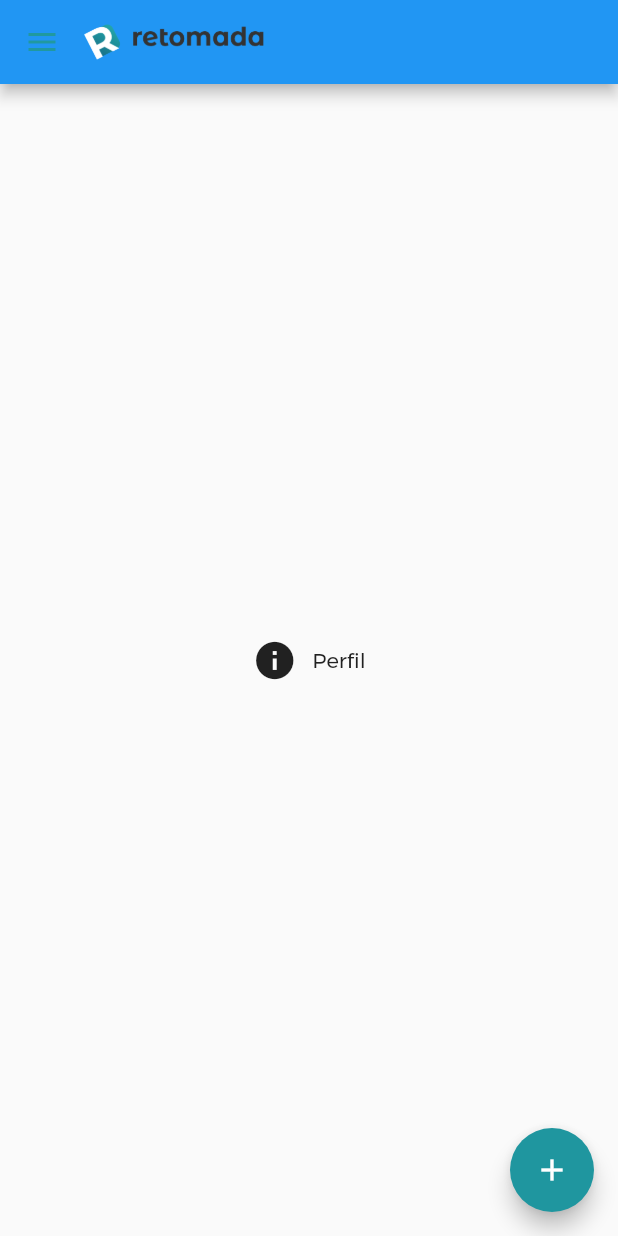
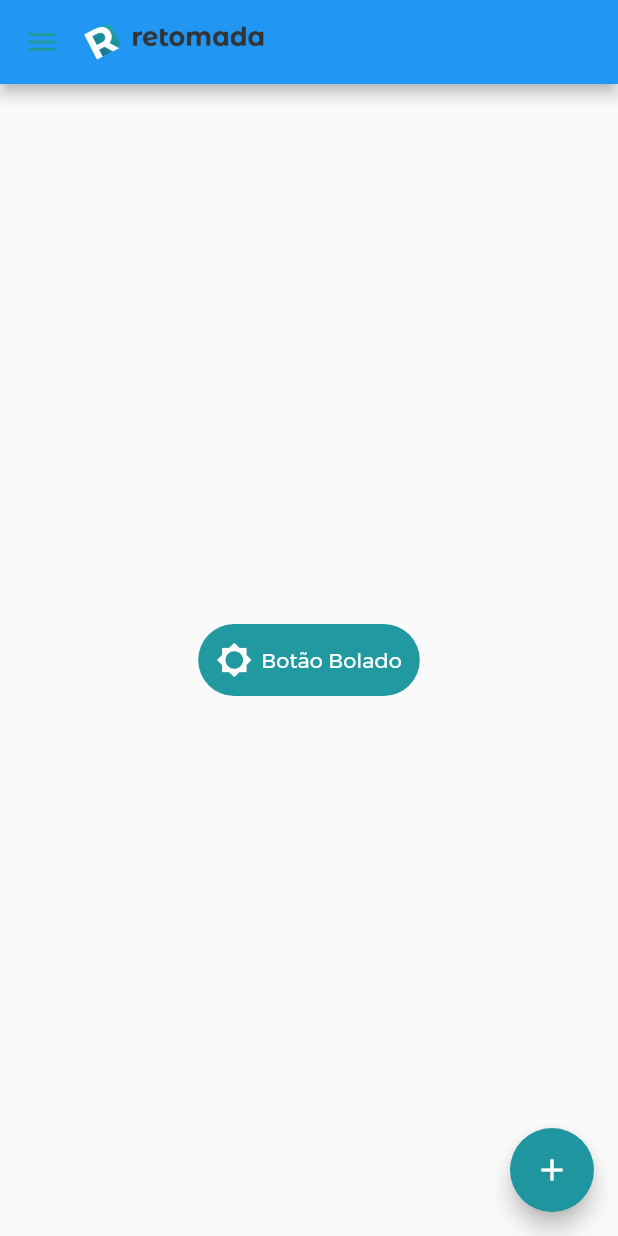
Before and after one commit to projeto-retomada/retomada-app, a Flutter app: the PerfilPage screen opened directly, on a phone screen of 412 x 824 dp. Run offline on Flutter 3.47's test engine with Material 2 defaults, Android fonts, the phone set to English and light mode, and no system bars.

Commit message:
criação do componente default button

```diff
--- /dev/null
+++ b/lib/comun_elements/default-button.dart
@@ -0,0 +1,59 @@
+import 'package:flutter/material.dart';
+
+/*
+Componente default-button do projeto retomada
+
+   É possível dizer qual o texto, qual a ícone (por meio do código da classe Icons) e escutar o evento
+   onPressed do botão
+  -------------------------
+   Como Usar:
+  -------------------------
+  Nas páginas em que o botão for utilizado é necessário importar esse arquivo:
+    - import 'package:retomada/comun_elements/default-button.dart'
+  Depois é deve-se instanciar um objeto da classe DefaultButton, definindo o texto e o parâmetro
+  do botão:
+    - DefaultButton('texto', 9999);
+    ---------------------------
+      Exemplo:
+    ---------------------------
+    - DefaultButton('Botão', 59403);
+ */
+
+class DefaultButton extends StatelessWidget {
+  String _text;
+  int _iconcode;
+
+  DefaultButton(String text, int iconcode, {@required this.onPressed}) {
+    _text = text;
+    _iconcode = iconcode;
+  }
+  GestureTapCallback onPressed;
+
+  @override
+  Widget build(BuildContext context) {
+    return FlatButton(
+        onPressed: onPressed,
+        color: Color.fromRGBO(32, 153, 160, 1),
+        textColor: Colors.white,
+        disabledColor: Colors.grey,
+        disabledTextColor: Colors.black12,
+        padding: EdgeInsets.all(12.0),
+        splashColor: Color.fromRGBO(32, 153, 160, 0),
+        shape: StadiumBorder(),
+        child: Row(
+          children: [
+            Icon(
+              IconData(_iconcode, fontFamily: 'MaterialIcons'),
+              color: Colors.white,
+            ),
+            SizedBox(
+              width: 6.0,
+            ),
+            Text(
+              _text,
+              style: TextStyle(color: Colors.white),
+            )
+          ],
+        ));
+  }
+}
--- a/lib/perfil/perfil.dart
+++ b/lib/perfil/perfil.dart
@@ -1,5 +1,6 @@
 import 'package:flutter/cupertino.dart';
 import 'package:flutter/material.dart';
+import 'package:retomada/comun_elements/default-button.dart';
 import 'package:retomada/comun_elements/menu_app_bar.dart';
 
 class PerfilPage extends StatelessWidget {
@@ -20,14 +21,11 @@ class PerfilPage extends StatelessWidget {
               Row(
                 mainAxisAlignment: MainAxisAlignment.center,
                 children: <Widget>[
-                  Icon(
-                    Icons.info,
-                    size: 30,
+                  DefaultButton(
+                    'Botão Bolado',
+                    59403,
+                    onPressed: () {},
                   ),
-                  Padding(
-                    padding: EdgeInsets.only(left: 5, right: 5),
-                  ),
-                  Text('Perfil'),
                 ],
               ),
             ],
```
Also changed, not shown: pubspec.lock.
